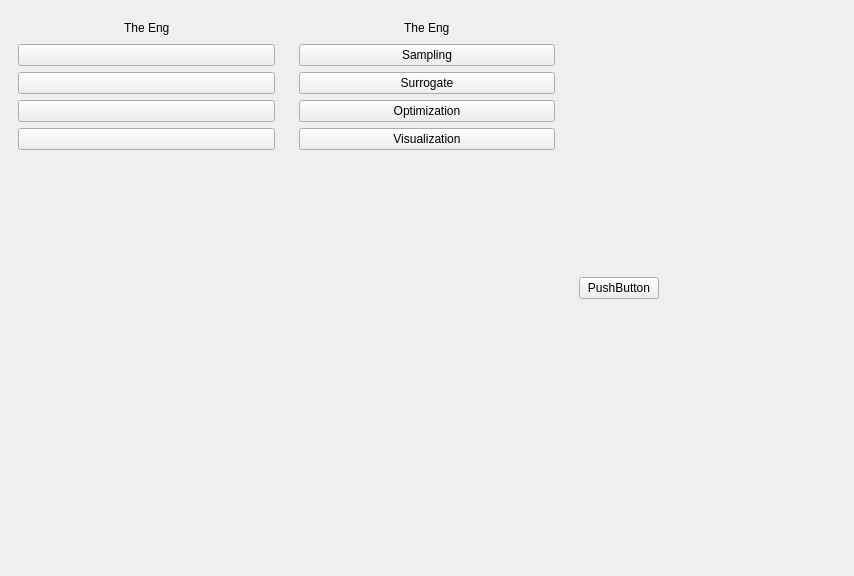
Old version of the form src/ui/theeng.ui in the repository massimobrivio/TheEng.
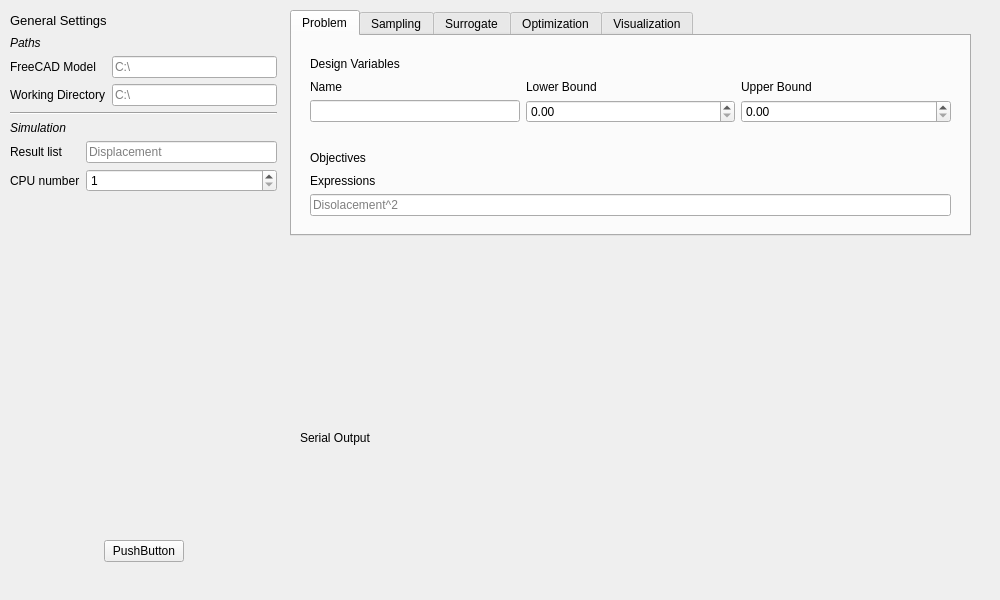
New version of the form. Icons and pictures are not drawn.

What changed in the file:
```diff
--- a/src/ui/theeng.ui
+++ b/src/ui/theeng.ui
@@ -6,222 +6,39 @@
    <rect>
     <x>0</x>
     <y>0</y>
-    <width>854</width>
-    <height>576</height>
+    <width>1000</width>
+    <height>600</height>
    </rect>
   </property>
   <property name="windowTitle">
    <string>MainWindow</string>
   </property>
   <widget class="QWidget" name="centralwidget">
-   <layout class="QGridLayout" name="gridLayout">
-    <item row="0" column="2">
-     <widget class="QWidget" name="widget" native="true">
-      <layout class="QVBoxLayout" name="verticalLayout_5">
-       <item>
-        <layout class="QHBoxLayout" name="horizontalLayout_3">
-         <item>
-          <widget class="QPushButton" name="pushButton">
-           <property name="text">
-            <string>PushButton</string>
-           </property>
-           <property name="checkable">
-            <bool>true</bool>
-           </property>
-          </widget>
-         </item>
-         <item>
-          <spacer name="horizontalSpacer_5">
-           <property name="orientation">
-            <enum>Qt::Horizontal</enum>
-           </property>
-           <property name="sizeHint" stdset="0">
-            <size>
-             <width>40</width>
-             <height>20</height>
-            </size>
-           </property>
-          </spacer>
-         </item>
-        </layout>
-       </item>
-      </layout>
-     </widget>
-    </item>
-    <item row="0" column="1">
-     <widget class="QWidget" name="full_menu_widget" native="true">
-      <layout class="QVBoxLayout" name="verticalLayout_4">
-       <item>
-        <layout class="QHBoxLayout" name="horizontalLayout_2">
-         <item>
-          <spacer name="horizontalSpacer_3">
-           <property name="orientation">
-            <enum>Qt::Horizontal</enum>
-           </property>
-           <property name="sizeHint" stdset="0">
-            <size>
-             <width>40</width>
-             <height>20</height>
-            </size>
-           </property>
-          </spacer>
-         </item>
-         <item>
-          <widget class="QLabel" name="label_2">
-           <property name="text">
-            <string>The Eng</string>
-           </property>
-          </widget>
-         </item>
-         <item>
-          <spacer name="horizontalSpacer_4">
-           <property name="orientation">
-            <enum>Qt::Horizontal</enum>
-           </property>
-           <property name="sizeHint" stdset="0">
-            <size>
-             <width>40</width>
-             <height>20</height>
-            </size>
-           </property>
-          </spacer>
-         </item>
-        </layout>
-       </item>
-       <item>
-        <layout class="QVBoxLayout" name="verticalLayout_2">
-         <item>
-          <widget class="QPushButton" name="pushButton_5">
-           <property name="text">
-            <string>Sampling</string>
-           </property>
-           <property name="icon">
-            <iconset resource="resources.qrc">
-             <normaloff>:/icons/icons/sampling_sidebar.png</normaloff>:/icons/icons/sampling_sidebar.png</iconset>
-           </property>
-           <property name="iconSize">
-            <size>
-             <width>22</width>
-             <height>22</height>
-            </size>
-           </property>
-           <property name="checkable">
-            <bool>true</bool>
-           </property>
-           <property name="autoExclusive">
-            <bool>true</bool>
-           </property>
-          </widget>
-         </item>
-         <item>
-          <widget class="QPushButton" name="pushButton_6">
-           <property name="text">
-            <string>Surrogate</string>
-           </property>
-           <property name="icon">
-            <iconset resource="resources.qrc">
-             <normaloff>:/icons/icons/surrogate_sidebar.png</normaloff>:/icons/icons/surrogate_sidebar.png</iconset>
-           </property>
-           <property name="iconSize">
-            <size>
-             <width>22</width>
-             <height>22</height>
-            </size>
-           </property>
-           <property name="checkable">
-            <bool>true</bool>
-           </property>
-           <property name="autoExclusive">
-            <bool>true</bool>
-           </property>
-          </widget>
-         </item>
-         <item>
-          <widget class="QPushButton" name="pushButton_7">
-           <property name="text">
-            <string>Optimization</string>
-           </property>
-           <property name="icon">
-            <iconset resource="resources.qrc">
-             <normaloff>:/icons/icons/optimization_sidebar.png</normaloff>:/icons/icons/optimization_sidebar.png</iconset>
-           </property>
-           <property name="iconSize">
-            <size>
-             <width>22</width>
-             <height>22</height>
-            </size>
-           </property>
-           <property name="checkable">
-            <bool>true</bool>
-           </property>
-           <property name="autoExclusive">
-            <bool>true</bool>
-           </property>
-          </widget>
-         </item>
-         <item>
-          <widget class="QPushButton" name="pushButton_8">
-           <property name="text">
-            <string>Visualization</string>
-           </property>
-           <property name="icon">
-            <iconset resource="resources.qrc">
-             <normaloff>:/icons/icons/visualization_sidebar.png</normaloff>:/icons/icons/visualization_sidebar.png</iconset>
-           </property>
-           <property name="iconSize">
-            <size>
-             <width>22</width>
-             <height>22</height>
-            </size>
-           </property>
-           <property name="checkable">
-            <bool>true</bool>
-           </property>
-           <property name="autoExclusive">
-            <bool>true</bool>
-           </property>
-          </widget>
-         </item>
-        </layout>
-       </item>
-       <item>
-        <spacer name="verticalSpacer_2">
-         <property name="orientation">
-          <enum>Qt::Vertical</enum>
-         </property>
-         <property name="sizeHint" stdset="0">
-          <size>
-           <width>20</width>
-           <height>359</height>
-          </size>
-         </property>
-        </spacer>
-       </item>
-      </layout>
-     </widget>
-    </item>
-    <item row="0" column="0">
-     <widget class="QWidget" name="icon_only_widget" native="true">
-      <layout class="QVBoxLayout" name="verticalLayout_3">
+   <widget class="QWidget" name="sidebarWidget" native="true">
+    <property name="geometry">
+     <rect>
+      <x>10</x>
+      <y>10</y>
+      <width>267</width>
+      <height>552</height>
+     </rect>
+    </property>
+    <layout class="QHBoxLayout" name="horizontalLayout_2">
+     <item>
+      <layout class="QVBoxLayout" name="verticalLayout">
        <item>
         <layout class="QHBoxLayout" name="horizontalLayout">
-         <item>
-          <spacer name="horizontalSpacer">
-           <property name="orientation">
-            <enum>Qt::Horizontal</enum>
-           </property>
-           <property name="sizeHint" stdset="0">
-            <size>
-             <width>18</width>
-             <height>20</height>
-            </size>
-           </property>
-          </spacer>
-         </item>
          <item>
           <widget class="QLabel" name="label">
+           <property name="font">
+            <font>
+             <pointsize>10</pointsize>
+             <weight>50</weight>
+             <bold>false</bold>
+            </font>
+           </property>
            <property name="text">
-            <string>The Eng</string>
+            <string>General Settings</string>
            </property>
           </widget>
          </item>
@@ -241,96 +58,102 @@
         </layout>
        </item>
        <item>
-        <layout class="QVBoxLayout" name="verticalLayout">
-         <item>
-          <widget class="QPushButton" name="sampling_button">
+        <widget class="QLabel" name="pathLabel">
+         <property name="font">
+          <font>
+           <weight>50</weight>
+           <italic>true</italic>
+           <bold>false</bold>
+          </font>
+         </property>
+         <property name="text">
+          <string>Paths</string>
+         </property>
+        </widget>
+       </item>
+       <item>
+        <layout class="QFormLayout" name="formLayout">
+         <item row="0" column="0">
+          <widget class="QLabel" name="fcLabel">
            <property name="text">
-            <string/>
+            <string>FreeCAD Model</string>
            </property>
-           <property name="icon">
-            <iconset resource="resources.qrc">
-             <normaloff>:/icons/icons/sampling_sidebar.png</normaloff>:/icons/icons/sampling_sidebar.png</iconset>
+          </widget>
+         </item>
+         <item row="0" column="1">
+          <widget class="QLineEdit" name="fcLineEdit">
+           <property name="placeholderText">
+            <string>C:\</string>
            </property>
-           <property name="iconSize">
-            <size>
-             <width>22</width>
-             <height>22</height>
-            </size>
+          </widget>
+         </item>
+         <item row="1" column="0">
+          <widget class="QLabel" name="wdLabel">
+           <property name="text">
+            <string>Working Directory</string>
            </property>
-           <property name="checkable">
-            <bool>true</bool>
-           </property>
-           <property name="autoExclusive">
-            <bool>true</bool>
-           </property>
           </widget>
          </item>
-         <item>
-          <widget class="QPushButton" name="surrogate_button">
+         <item row="1" column="1">
+          <widget class="QLineEdit" name="wdLineEdit">
            <property name="text">
             <string/>
            </property>
-           <property name="icon">
-            <iconset resource="resources.qrc">
-             <normaloff>:/icons/icons/surrogate_sidebar.png</normaloff>:/icons/icons/surrogate_sidebar.png</iconset>
+           <property name="placeholderText">
+            <string>C:\</string>
            </property>
-           <property name="iconSize">
-            <size>
-             <width>22</width>
-             <height>22</height>
-            </size>
-           </property>
-           <property name="checkable">
-            <bool>true</bool>
-           </property>
-           <property name="autoExclusive">
-            <bool>true</bool>
-           </property>
           </widget>
          </item>
-         <item>
-          <widget class="QPushButton" name="optimization_button">
+        </layout>
+       </item>
+       <item>
+        <widget class="Line" name="line">
+         <property name="orientation">
+          <enum>Qt::Horizontal</enum>
+         </property>
+        </widget>
+       </item>
+       <item>
+        <widget class="QLabel" name="simulationLabel">
+         <property name="font">
+          <font>
+           <weight>50</weight>
+           <italic>true</italic>
+           <bold>false</bold>
+          </font>
+         </property>
+         <property name="text">
+          <string>Simulation</string>
+         </property>
+        </widget>
+       </item>
+       <item>
+        <layout class="QFormLayout" name="formLayout_2">
+         <item row="0" column="0">
+          <widget class="QLabel" name="resultLabel">
            <property name="text">
-            <string/>
+            <string>Result list</string>
            </property>
-           <property name="icon">
-            <iconset resource="resources.qrc">
-             <normaloff>:/icons/icons/optimization_sidebar.png</normaloff>:/icons/icons/optimization_sidebar.png</iconset>
+          </widget>
+         </item>
+         <item row="0" column="1">
+          <widget class="QLineEdit" name="resultLineEdit">
+           <property name="placeholderText">
+            <string>Displacement</string>
            </property>
-           <property name="iconSize">
-            <size>
-             <width>22</width>
-             <height>22</height>
-            </size>
-           </property>
-           <property name="checkable">
-            <bool>true</bool>
-           </property>
-           <property name="autoExclusive">
-            <bool>true</bool>
-           </property>
           </widget>
          </item>
-         <item>
-          <widget class="QPushButton" name="visualization_button">
+         <item row="1" column="0">
+          <widget class="QLabel" name="cpuLabel">
            <property name="text">
-            <string/>
+            <string>CPU number</string>
            </property>
-           <property name="icon">
-            <iconset resource="resources.qrc">
-             <normaloff>:/icons/icons/visualization_sidebar.png</normaloff>:/icons/icons/visualization_sidebar.png</iconset>
-           </property>
-           <property name="iconSize">
-            <size>
-             <width>22</width>
-             <height>22</height>
-            </size>
-           </property>
-           <property name="checkable">
-            <bool>true</bool>
-           </property>
-           <property name="autoExclusive">
-            <bool>true</bool>
+          </widget>
+         </item>
+         <item row="1" column="1">
+          <widget class="QSpinBox" name="cpuSpinBox">
+           <property name="minimum">
+            <number>1</number>
            </property>
           </widget>
          </item>
@@ -344,15 +167,281 @@
          <property name="sizeHint" stdset="0">
           <size>
            <width>20</width>
-           <height>359</height>
+           <height>298</height>
           </size>
          </property>
         </spacer>
        </item>
+       <item>
+        <layout class="QHBoxLayout" name="runLayuot">
+         <item>
+          <spacer name="horizontalSpacer">
+           <property name="orientation">
+            <enum>Qt::Horizontal</enum>
+           </property>
+           <property name="sizeHint" stdset="0">
+            <size>
+             <width>40</width>
+             <height>20</height>
+            </size>
+           </property>
+          </spacer>
+         </item>
+         <item>
+          <widget class="QPushButton" name="runButton">
+           <property name="text">
+            <string>PushButton</string>
+           </property>
+          </widget>
+         </item>
+         <item>
+          <spacer name="horizontalSpacer_3">
+           <property name="orientation">
+            <enum>Qt::Horizontal</enum>
+           </property>
+           <property name="sizeHint" stdset="0">
+            <size>
+             <width>40</width>
+             <height>20</height>
+            </size>
+           </property>
+          </spacer>
+         </item>
+        </layout>
+       </item>
       </layout>
-     </widget>
-    </item>
-   </layout>
+     </item>
+    </layout>
+   </widget>
+   <widget class="QTabWidget" name="tabWidget">
+    <property name="geometry">
+     <rect>
+      <x>290</x>
+      <y>10</y>
+      <width>681</width>
+      <height>226</height>
+     </rect>
+    </property>
+    <property name="tabPosition">
+     <enum>QTabWidget::North</enum>
+    </property>
+    <property name="currentIndex">
+     <number>0</number>
+    </property>
+    <widget class="QWidget" name="problem_tab">
+     <attribute name="title">
+      <string>Problem</string>
+     </attribute>
+     <layout class="QVBoxLayout" name="verticalLayout_5">
+      <item>
+       <widget class="QWidget" name="design_variablesWidget" native="true">
+        <layout class="QVBoxLayout" name="verticalLayout_3">
+         <item>
+          <widget class="QLabel" name="label_4">
+           <property name="text">
+            <string>Design Variables</string>
+           </property>
+          </widget>
+         </item>
+         <item>
+          <layout class="QGridLayout" name="gridLayout" rowstretch="0,0" columnstretch="1,1,1" rowminimumheight="0,0">
+           <item row="0" column="0">
+            <widget class="QLabel" name="label_3">
+             <property name="text">
+              <string>Name</string>
+             </property>
+            </widget>
+           </item>
+           <item row="0" column="1">
+            <widget class="QLabel" name="label_5">
+             <property name="text">
+              <string>Lower Bound</string>
+             </property>
+            </widget>
+           </item>
+           <item row="0" column="2">
+            <widget class="QLabel" name="label_6">
+             <property name="text">
+              <string>Upper Bound</string>
+             </property>
+            </widget>
+           </item>
+           <item row="1" column="0">
+            <widget class="QLineEdit" name="lineEdit"/>
+           </item>
+           <item row="1" column="1">
+            <widget class="QDoubleSpinBox" name="doubleSpinBox">
+             <property name="specialValueText">
+              <string/>
+             </property>
+            </widget>
+           </item>
+           <item row="1" column="2">
+            <widget class="QDoubleSpinBox" name="doubleSpinBox_2"/>
+           </item>
+          </layout>
+         </item>
+        </layout>
+       </widget>
+      </item>
+      <item>
+       <widget class="QWidget" name="objectivesWidget" native="true">
+        <layout class="QGridLayout" name="gridLayout_2">
+         <item row="0" column="0">
+          <widget class="QLabel" name="label_7">
+           <property name="text">
+            <string>Objectives</string>
+           </property>
+          </widget>
+         </item>
+         <item row="1" column="0">
+          <layout class="QVBoxLayout" name="verticalLayout_4">
+           <item>
+            <widget class="QLabel" name="label_8">
+             <property name="text">
+              <string>Expressions</string>
+             </property>
+            </widget>
+           </item>
+           <item>
+            <widget class="QLineEdit" name="lineEdit_2">
+             <property name="text">
+              <string/>
+             </property>
+             <property name="placeholderText">
+              <string>Disolacement^2</string>
+             </property>
+            </widget>
+           </item>
+          </layout>
+         </item>
+        </layout>
+       </widget>
+      </item>
+     </layout>
+    </widget>
+    <widget class="QWidget" name="sampling_tab">
+     <attribute name="icon">
+      <iconset resource="resources.qrc">
+       <normaloff>:/icons/icons/sampling_sidebar.png</normaloff>:/icons/icons/sampling_sidebar.png</iconset>
+     </attribute>
+     <attribute name="title">
+      <string>Sampling</string>
+     </attribute>
+     <layout class="QVBoxLayout" name="verticalLayout_7">
+      <item>
+       <layout class="QVBoxLayout" name="verticalLayout_6">
+        <item>
+         <widget class="QWidget" name="widget_2" native="true">
+          <layout class="QGridLayout" name="gridLayout_3" columnstretch="1,1">
+           <item row="0" column="1">
+            <widget class="QSpinBox" name="spinBox">
+             <property name="minimum">
+              <number>2</number>
+             </property>
+             <property name="maximum">
+              <number>100000</number>
+             </property>
+             <property name="value">
+              <number>50</number>
+             </property>
+            </widget>
+           </item>
+           <item row="0" column="0">
+            <widget class="QLabel" name="label_9">
+             <property name="text">
+              <string>Number of Samples</string>
+             </property>
+            </widget>
+           </item>
+           <item row="1" column="1">
+            <widget class="QLineEdit" name="lineEdit_3">
+             <property name="text">
+              <string>Latin</string>
+             </property>
+             <property name="placeholderText">
+              <string>Latin</string>
+             </property>
+            </widget>
+           </item>
+           <item row="1" column="0">
+            <widget class="QLabel" name="label_10">
+             <property name="text">
+              <string>Sampling Method</string>
+             </property>
+            </widget>
+           </item>
+          </layout>
+         </widget>
+        </item>
+        <item>
+         <spacer name="verticalSpacer_2">
+          <property name="orientation">
+           <enum>Qt::Vertical</enum>
+          </property>
+          <property name="sizeHint" stdset="0">
+           <size>
+            <width>20</width>
+            <height>118</height>
+           </size>
+          </property>
+         </spacer>
+        </item>
+       </layout>
+      </item>
+     </layout>
+    </widget>
+    <widget class="QWidget" name="surrogate_tab">
+     <attribute name="icon">
+      <iconset resource="resources.qrc">
+       <normaloff>:/icons/icons/surrogate_sidebar.png</normaloff>:/icons/icons/surrogate_sidebar.png</iconset>
+     </attribute>
+     <attribute name="title">
+      <string>Surrogate</string>
+     </attribute>
+    </widget>
+    <widget class="QWidget" name="optimization_tab">
+     <attribute name="icon">
+      <iconset resource="resources.qrc">
+       <normaloff>:/icons/icons/optimization_sidebar.png</normaloff>:/icons/icons/optimization_sidebar.png</iconset>
+     </attribute>
+     <attribute name="title">
+      <string>Optimization</string>
+     </attribute>
+    </widget>
+    <widget class="QWidget" name="visualization_tab">
+     <attribute name="icon">
+      <iconset resource="resources.qrc">
+       <normaloff>:/icons/icons/visualization_sidebar.png</normaloff>:/icons/icons/visualization_sidebar.png</iconset>
+     </attribute>
+     <attribute name="title">
+      <string>Visualization</string>
+     </attribute>
+    </widget>
+   </widget>
+   <widget class="QWidget" name="widget" native="true">
+    <property name="geometry">
+     <rect>
+      <x>290</x>
+      <y>420</y>
+      <width>651</width>
+      <height>161</height>
+     </rect>
+    </property>
+    <widget class="QLabel" name="label_2">
+     <property name="geometry">
+      <rect>
+       <x>10</x>
+       <y>10</y>
+       <width>81</width>
+       <height>16</height>
+      </rect>
+     </property>
+     <property name="text">
+      <string>Serial Output</string>
+     </property>
+    </widget>
+   </widget>
   </widget>
  </widget>
  <resources>
```
Left out of the diff: 39 changed lines with no effect on the pictures.
